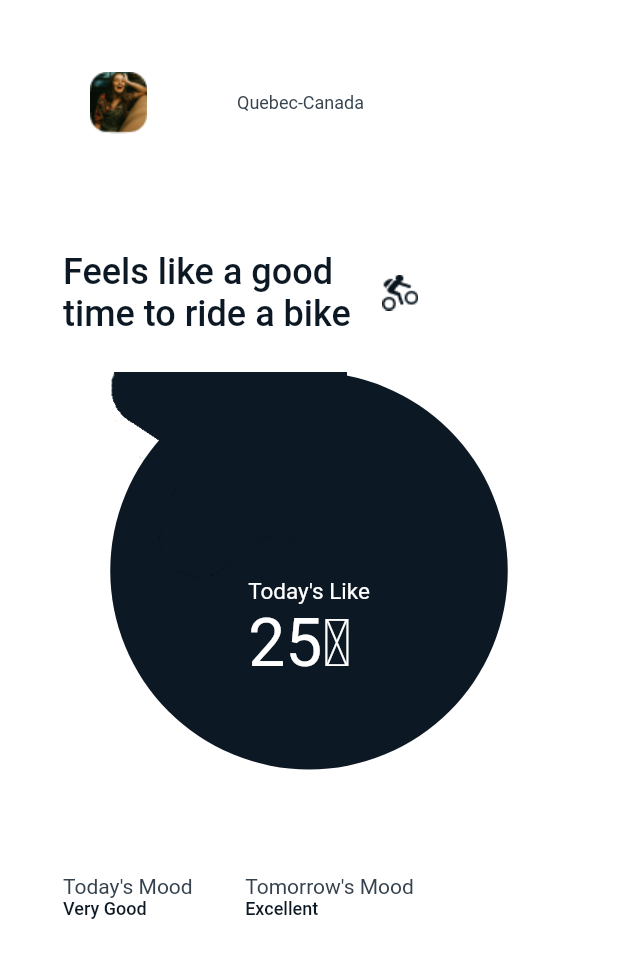
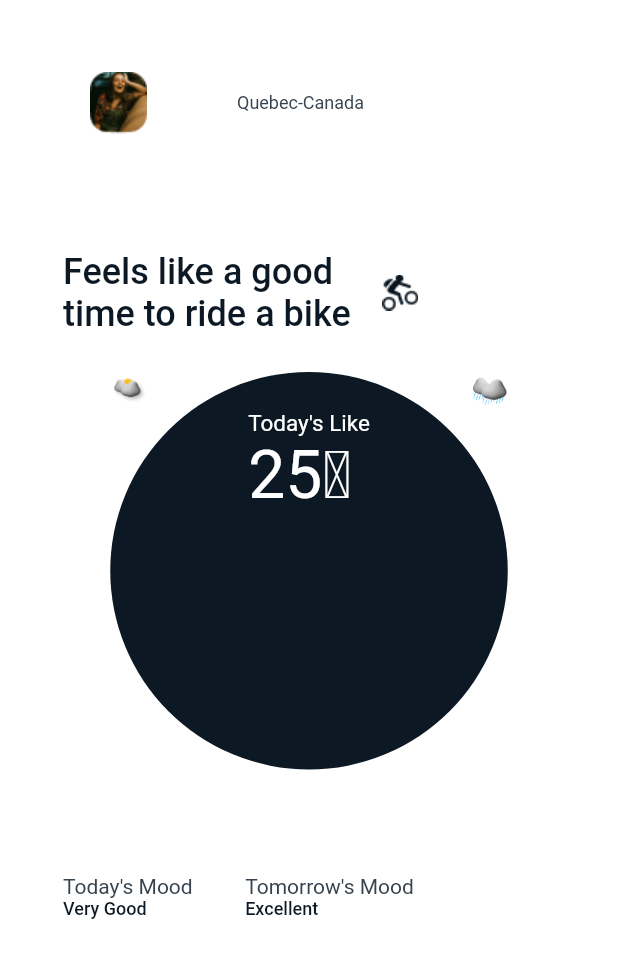
Before and after one commit to siegfred14/flutter_weather, a Flutter app: the screen it shows after launch, on a phone screen of 412 x 824 dp. Shown: the top 958 px of the screen. Run offline on Flutter 3.47's test engine with Material 2 defaults, Android fonts, the light colour scheme and no system bars; our stand-ins replace get_it; Roboto replaces fonts that are missing (Poppins, poppins).

Commit message:
weather container row1 created

```diff
--- a/lib/ui/home/home.dart
+++ b/lib/ui/home/home.dart
@@ -146,9 +146,14 @@ class Home extends StatelessWidget {
                         mainAxisAlignment: MainAxisAlignment.spaceBetween,
                         children: [
                           Image.asset(
-                            'assets/images/ccn_flutter_splash2_1.png',
-                            width: 158,
-                            height: 137,
+                            'assets/images/cloudy_day_icon.png',
+                            width: 25,
+                            height: 25,
+                          ),
+                          Image.asset(
+                            'assets/images/rain_icon.png',
+                            width: 25,
+                            height: 25,
                           ),
                         ],
                       ),
```
